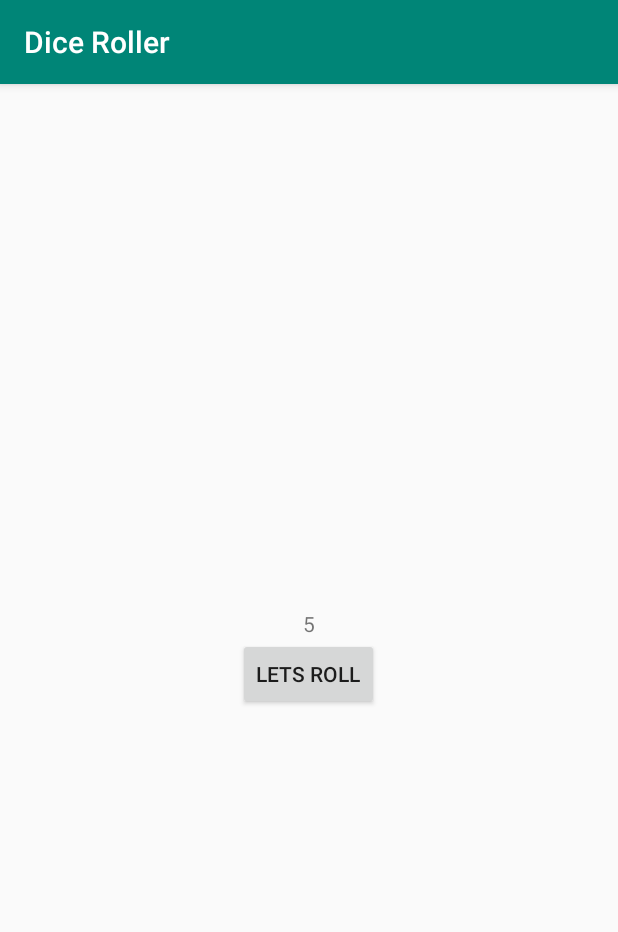
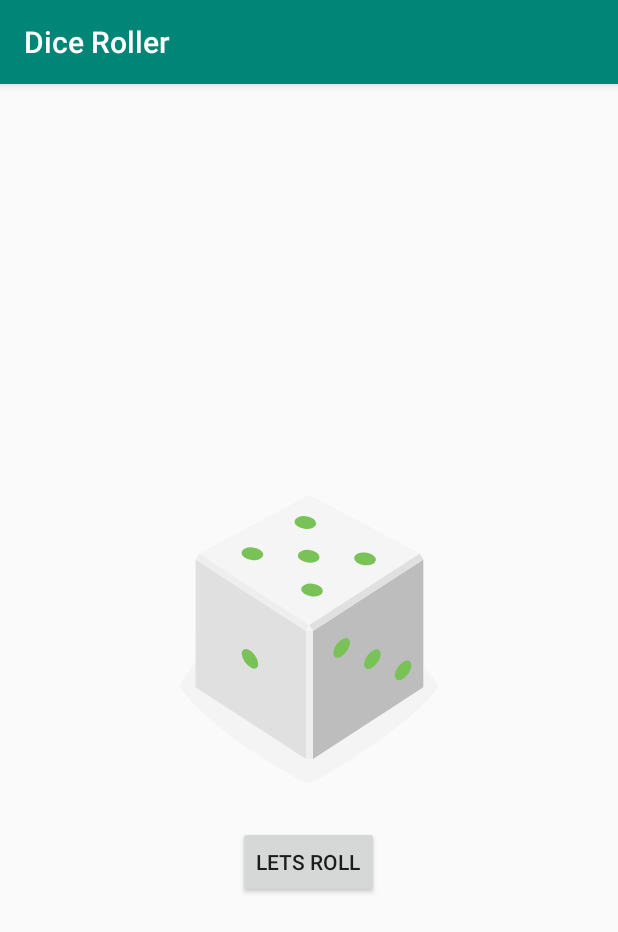
Before and after one commit to suryamudti/Dice-Roller, an Android app: the screen it shows after launch (MainActivity), after a tap on "LETS ROLL", on a phone screen of 412 x 824 dp. Shown: the top 932 px of the screen. Run offline under Robolectric (Android 15) with nearby library versions, the phone set to English and light mode, and no system bars.

Commit message:
add rolling dice function

```diff
--- a/app/src/main/java/com/surya/diceroller/MainActivity.kt
+++ b/app/src/main/java/com/surya/diceroller/MainActivity.kt
@@ -3,6 +3,7 @@ package com.surya.diceroller
 import androidx.appcompat.app.AppCompatActivity
 import android.os.Bundle
 import android.widget.Button
+import android.widget.ImageView
 import android.widget.TextView
 import android.widget.Toast
 import java.util.*
@@ -25,10 +26,18 @@ class MainActivity : AppCompatActivity() {
     }
 
     fun rollDice(){
-        val rollText:TextView = findViewById(R.id.tvRoll)
+        val randomInt = Random().nextInt(6)+1
+        val imageDice : ImageView = findViewById(R.id.ivDice)
 
-        val randomInt = Random().nextInt(6)+1
+        val drawableResource = when(randomInt){
+            1 -> R.drawable.dice_1
+            2 -> R.drawable.dice_2
+            3 -> R.drawable.dice_3
+            4 -> R.drawable.dice_4
+            5 -> R.drawable.dice_5
+            else -> R.drawable.dice_6
+        }
 
-        rollText.text = randomInt.toString()
+        imageDice.setImageResource(drawableResource)
     }
 }
--- a/app/src/main/res/layout/activity_main.xml
+++ b/app/src/main/res/layout/activity_main.xml
@@ -13,6 +13,12 @@
         android:layout_width="wrap_content"
         android:layout_height="wrap_content"/>
 
+    <ImageView
+        android:id="@+id/ivDice"
+        android:src="@drawable/dice_1"
+        android:layout_width="wrap_content"
+        android:layout_height="wrap_content"/>
+
     <Button
         android:id="@+id/btnRoll"
         android:layout_gravity="center_horizontal"
```
